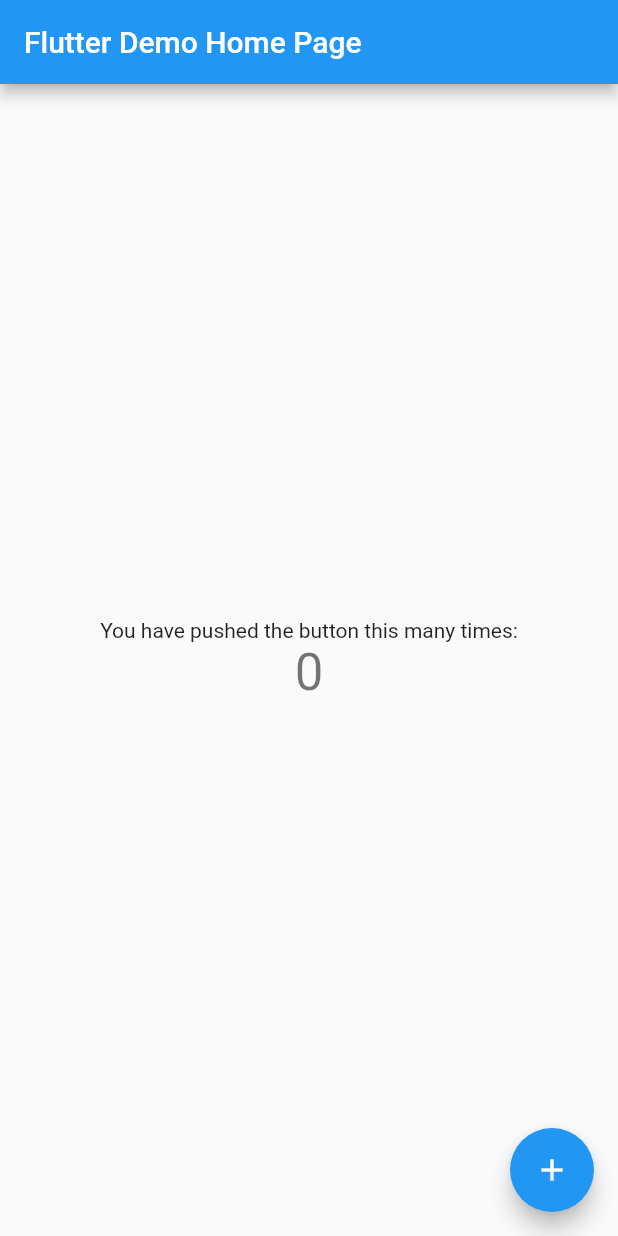
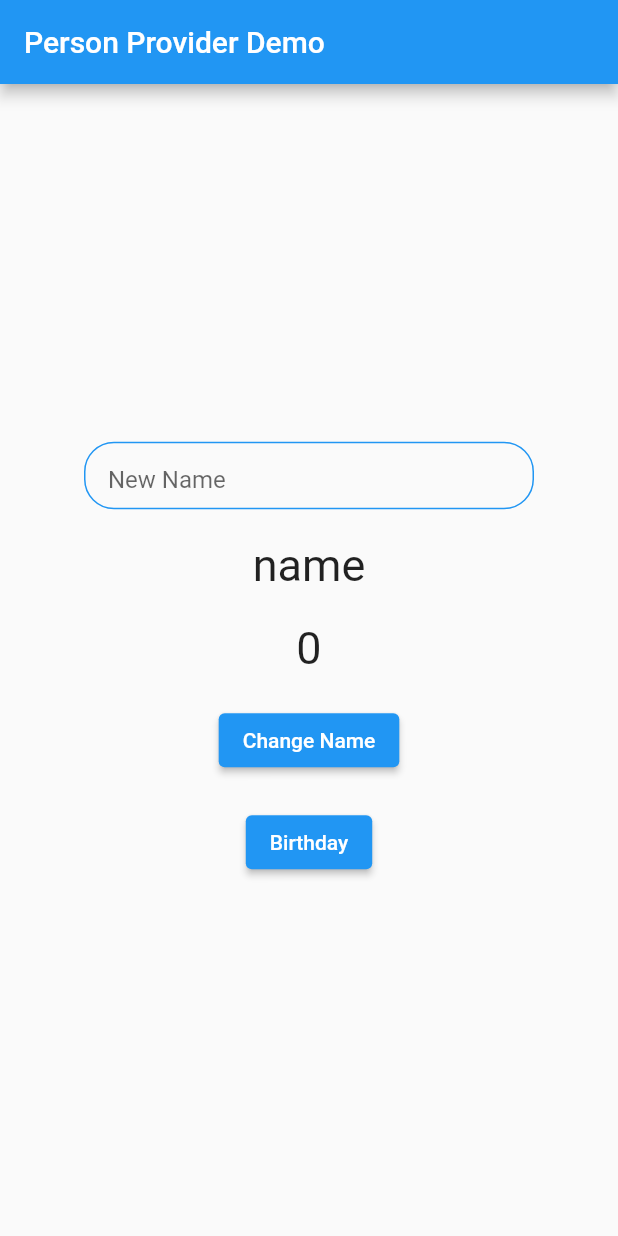
Before and after one commit to irfanzidniofficial/flutter_riverpod_state_management_part_3, a Flutter app: the screen it shows after launch, on a phone screen of 412 x 824 dp. Run offline on Flutter 3.47's test engine with Material 2 defaults, Android fonts, the phone set to English and light mode, and no system bars.

Commit message:
slicing ui

```diff
--- a/lib/main.dart
+++ b/lib/main.dart
@@ -1,115 +1,18 @@
 import 'package:flutter/material.dart';
+
+import 'main_page.dart';
 
 void main() {
   runApp(const MyApp());
 }
 
 class MyApp extends StatelessWidget {
-  const MyApp({super.key});
-
-  // This widget is the root of your application.
+  const MyApp({Key? key}) : super(key: key);
   @override
   Widget build(BuildContext context) {
     return MaterialApp(
-      title: 'Flutter Demo',
-      theme: ThemeData(
-        // This is the theme of your application.
-        //
-        // Try running your application with "flutter run". You'll see the
-        // application has a blue toolbar. Then, without quitting the app, try
-        // changing the primarySwatch below to Colors.green and then invoke
-        // "hot reload" (press "r" in the console where you ran "flutter run",
-        // or simply save your changes to "hot reload" in a Flutter IDE).
-        // Notice that the counter didn't reset back to zero; the application
-        // is not restarted.
-        primarySwatch: Colors.blue,
-      ),
-      home: const MyHomePage(title: 'Flutter Demo Home Page'),
+      debugShowCheckedModeBanner: false,
+      home: MainPage(),
     );
   }
 }
-
-class MyHomePage extends StatefulWidget {
-  const MyHomePage({super.key, required this.title});
-
-  // This widget is the home page of your application. It is stateful, meaning
-  // that it has a State object (defined below) that contains fields that affect
-  // how it looks.
-
-  // This class is the configuration for the state. It holds the values (in this
-  // case the title) provided by the parent (in this case the App widget) and
-  // used by the build method of the State. Fields in a Widget subclass are
-  // always marked "final".
-
-  final String title;
-
-  @override
-  State<MyHomePage> createState() => _MyHomePageState();
-}
-
-class _MyHomePageState extends State<MyHomePage> {
-  int _counter = 0;
-
-  void _incrementCounter() {
-    setState(() {
-      // This call to setState tells the Flutter framework that something has
-      // changed in this State, which causes it to rerun the build method below
-      // so that the display can reflect the updated values. If we changed
-      // _counter without calling setState(), then the build method would not be
-      // called again, and so nothing would appear to happen.
-      _counter++;
-    });
-  }
-
-  @override
-  Widget build(BuildContext context) {
-    // This method is rerun every time setState is called, for instance as done
-    // by the _incrementCounter method above.
-    //
-    // The Flutter framework has been optimized to make rerunning build methods
-    // fast, so that you can just rebuild anything that needs updating rather
-    // than having to individually change instances of widgets.
-    return Scaffold(
-      appBar: AppBar(
-        // Here we take the value from the MyHomePage object that was created by
-        // the App.build method, and use it to set our appbar title.
-        title: Text(widget.title),
-      ),
-      body: Center(
-        // Center is a layout widget. It takes a single child and positions it
-        // in the middle of the parent.
-        child: Column(
-          // Column is also a layout widget. It takes a list of children and
-          // arranges them vertically. By default, it sizes itself to fit its
-          // children horizontally, and tries to be as tall as its parent.
-          //
-          // Invoke "debug painting" (press "p" in the console, choose the
-          // "Toggle Debug Paint" action from the Flutter Inspector in Android
-          // Studio, or the "Toggle Debug Paint" command in Visual Studio Code)
-          // to see the wireframe for each widget.
-          //
-          // Column has various properties to control how it sizes itself and
-          // how it positions its children. Here we use mainAxisAlignment to
-          // center the children vertically; the main axis here is the vertical
-          // axis because Columns are vertical (the cross axis would be
-          // horizontal).
-          mainAxisAlignment: MainAxisAlignment.center,
-          children: <Widget>[
-            const Text(
-              'You have pushed the button this many times:',
-            ),
-            Text(
-              '$_counter',
-              style: Theme.of(context).textTheme.headline4,
-            ),
-          ],
-        ),
-      ),
-      floatingActionButton: FloatingActionButton(
-        onPressed: _incrementCounter,
-        tooltip: 'Increment',
-        child: const Icon(Icons.add),
-      ), // This trailing comma makes auto-formatting nicer for build methods.
-    );
-  }
-}
--- /dev/null
+++ b/lib/main_page.dart
@@ -0,0 +1,58 @@
+import 'package:flutter/material.dart';
+
+class MainPage extends StatelessWidget {
+  MainPage({Key? key}) : super(key: key);
+
+  final TextEditingController controller = TextEditingController();
+
+  @override
+  Widget build(BuildContext context) {
+    return Scaffold(
+      appBar: AppBar(
+        title: const Text('Person Provider Demo'),
+      ),
+      body: Center(
+        child: Column(
+          mainAxisAlignment: MainAxisAlignment.center,
+          children: [
+            Container(
+              height: 45,
+              width: 300,
+              padding: const EdgeInsets.symmetric(horizontal: 15),
+              decoration: BoxDecoration(
+                  borderRadius: BorderRadius.circular(20),
+                  border: Border.all(color: Colors.blue)),
+              child: TextField(
+                controller: controller,
+                decoration: const InputDecoration(
+                    border: InputBorder.none, hintText: 'New Name'),
+              ),
+            ),
+            const SizedBox(
+              height: 20,
+            ),
+            const Text(
+              'name',
+              style: TextStyle(fontSize: 30),
+            ),
+            const SizedBox(
+              height: 20,
+            ),
+            const Text(
+              '0',
+              style: TextStyle(fontSize: 30),
+            ),
+            const SizedBox(
+              height: 20,
+            ),
+            ElevatedButton(onPressed: () {}, child: const Text('Change Name')),
+            const SizedBox(
+              height: 20,
+            ),
+            ElevatedButton(onPressed: () {}, child: const Text('Birthday')),
+          ],
+        ),
+      ),
+    );
+  }
+}
```
